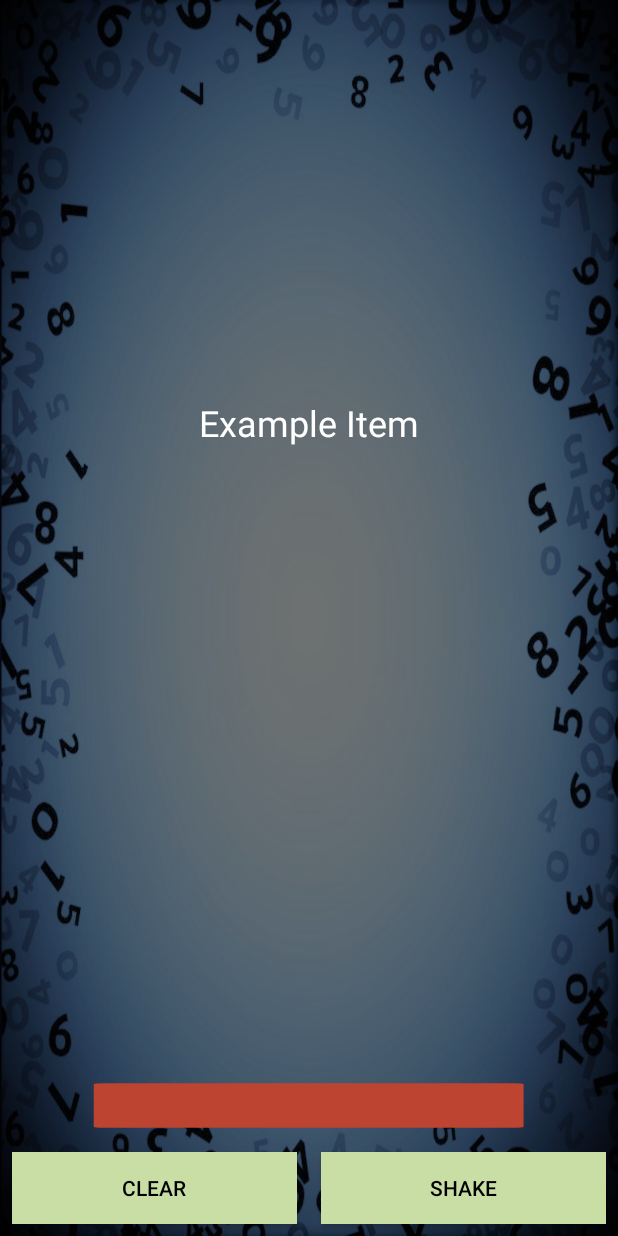
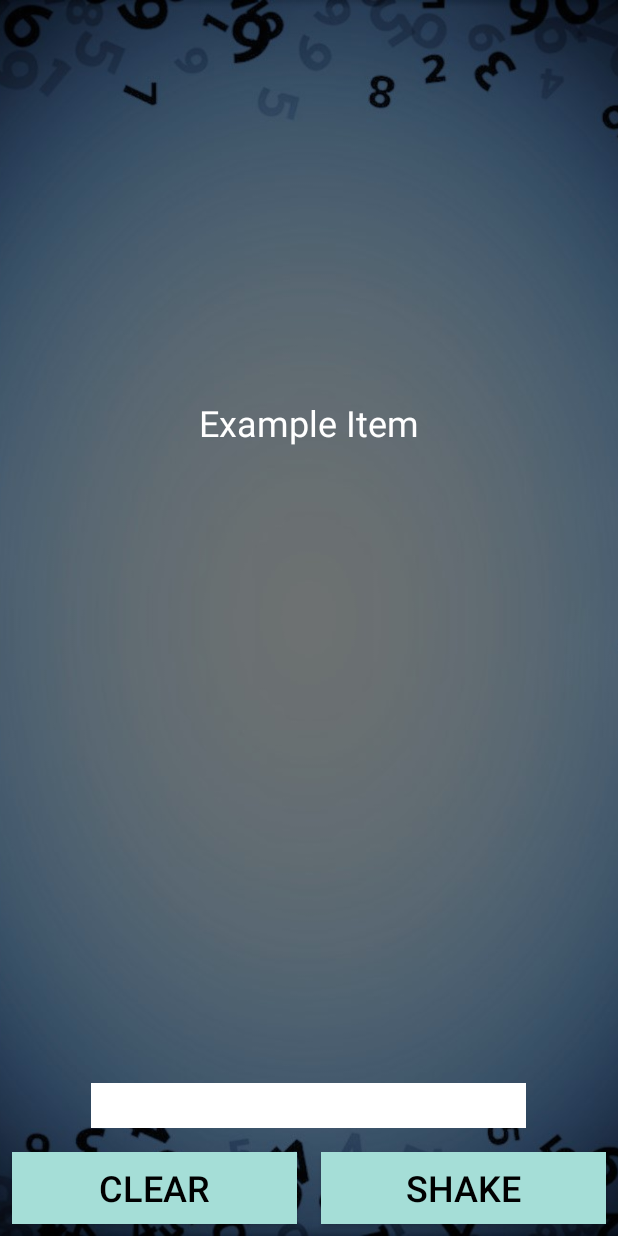
Before and after one commit to Hectoronian/la-gran-rifa, an Android app: the MainActivity screen opened directly, with no data from a screen before it, on a phone screen of 412 x 824 dp. Run offline under Robolectric (Android 15) with nearby library versions, the phone set to English and light mode, and no system bars.

Commit message:
Add support for Spanish and English Correct some string typos Add some accessibility Fix the background stretching Update of gradle dependency versions

```diff
--- a/app/src/main/java/com/ricardorivera/rifa/ShakeList.java
+++ b/app/src/main/java/com/ricardorivera/rifa/ShakeList.java
@@ -8,7 +8,6 @@ public class ShakeList {
     //attributes
     private ArrayList<String> array;
     private Random shaker = new Random();
-    private int shakeIndex = 0;
 
     //methods
     ShakeList() {
@@ -22,7 +21,7 @@ public class ShakeList {
 
     public String shakeArray() {
         if (array.size() >= 2) {
-            shakeIndex = shaker.nextInt(array.size());
+            int shakeIndex = shaker.nextInt(array.size());
             return array.get(shakeIndex);
         } else {
             return "No Enough Item in the List";
--- a/app/src/main/java/com/ricardorivera/rifa/ShakeListAdapter.java
+++ b/app/src/main/java/com/ricardorivera/rifa/ShakeListAdapter.java
@@ -36,8 +36,7 @@ public class ShakeListAdapter extends RecyclerView.Adapter<ShakeListAdapter.Shak
                 .inflate(R.layout.layout_tickets, parent, false);
 //        ...
 
-        ShakeListViewHolder vh = new ShakeListViewHolder(v);
-        return vh;
+        return new ShakeListViewHolder(v);
     }
 
     // Replace the contents of a view (invoked by the layout manager)
--- a/app/src/main/res/layout/layout_main.xml
+++ b/app/src/main/res/layout/layout_main.xml
@@ -2,10 +2,21 @@
 
 <androidx.constraintlayout.widget.ConstraintLayout xmlns:android="http://schemas.android.com/apk/res/android"
     xmlns:app="http://schemas.android.com/apk/res-auto"
-    xmlns:tools="http://schemas.android.com/tools"
     android:layout_width="match_parent"
-    android:layout_height="match_parent"
-    android:background="@drawable/abstract_math">
+    android:layout_height="match_parent">
+
+    <ImageView
+        android:id="@+id/imageView2"
+        android:layout_width="wrap_content"
+        android:layout_height="wrap_content"
+        android:adjustViewBounds="false"
+        android:contentDescription="@string/background"
+        android:scaleType="centerCrop"
+        app:layout_constraintBottom_toBottomOf="parent"
+        app:layout_constraintEnd_toEndOf="parent"
+        app:layout_constraintStart_toStartOf="parent"
+        app:layout_constraintTop_toTopOf="parent"
+        app:srcCompat="@drawable/abstract_math" />
 
     <androidx.recyclerview.widget.RecyclerView
         android:id="@+id/recyclerView"
@@ -28,8 +39,9 @@
         android:layout_marginStart="8dp"
         android:layout_marginBottom="8dp"
         android:background="@color/rifaTeal"
-        android:text="Clear"
+        android:text="@string/clear"
         android:textColor="@android:color/black"
+        android:textSize="24sp"
         app:layout_constraintBottom_toBottomOf="parent"
         app:layout_constraintStart_toStartOf="parent" />
 
@@ -40,8 +52,9 @@
         android:layout_marginEnd="8dp"
         android:layout_marginBottom="8dp"
         android:background="@color/rifaTeal"
-        android:text="Shake"
+        android:text="@string/shake"
         android:textColor="@android:color/black"
+        android:textSize="24sp"
         app:layout_constraintBottom_toBottomOf="parent"
         app:layout_constraintEnd_toEndOf="parent" />
 
@@ -50,12 +63,13 @@
         android:layout_width="290dp"
         android:layout_height="30dp"
         android:layout_marginBottom="72dp"
-        android:background="@drawable/ic_launcher_background"
+        android:background="@color/design_default_color_background"
         android:ems="10"
         android:inputType="textPersonName"
         app:layout_constraintBottom_toBottomOf="parent"
         app:layout_constraintEnd_toEndOf="parent"
         app:layout_constraintHorizontal_bias="0.497"
-        app:layout_constraintStart_toStartOf="parent" />
+        app:layout_constraintStart_toStartOf="parent"
+        android:autofillHints="" />
 
 </androidx.constraintlayout.widget.ConstraintLayout>
--- a/app/src/main/res/layout/raffle_dialog.xml
+++ b/app/src/main/res/layout/raffle_dialog.xml
@@ -8,5 +8,6 @@
         android:id="@+id/imageView"
         android:layout_width="wrap_content"
         android:layout_height="90dp"
-        app:srcCompat="@drawable/raffle" />
+        app:srcCompat="@drawable/raffle"
+        android:contentDescription="TODO" />
 </LinearLayout>
--- a/app/src/main/res/values/colors.xml
+++ b/app/src/main/res/values/colors.xml
@@ -1,6 +1,6 @@
 <?xml version="1.0" encoding="utf-8"?>
 <resources>
-    <color name="rifaTeal">#C9DEA5</color>
+    <color name="rifaTeal">#A5DED7</color>
     <color name="rifaDarkTeal">#659C85</color>
     <color name="rifaRed">#BD4431</color>
 </resources>
--- a/app/src/main/res/values/strings.xml
+++ b/app/src/main/res/values/strings.xml
@@ -1,6 +1,9 @@
 <resources>
-    <string name="app_name">La Gran Rifa</string>
+    <string name="app_name" translatable="false">La Gran Rifa</string>
     <string name="single_line">Single-line item</string>
     <string name="ok">OK</string>
+    <string name="clear">Clear</string>
+    <string name="shake">Shake</string>
     <string name="cancel">Cancel</string>
+    <string name="background">Background</string>
 </resources>
```
Also changed, not shown: app/build.gradle (+6 -6 lines), 5 other files.
